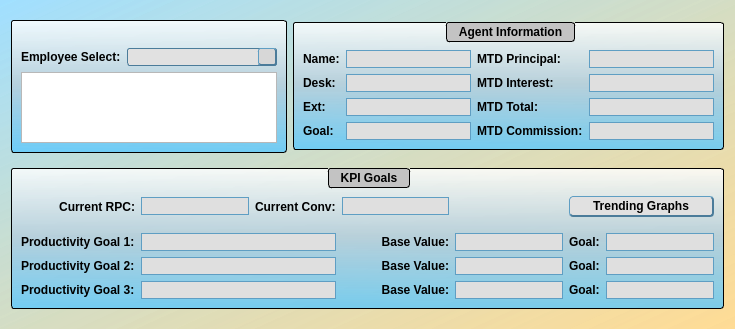
jakesb27/Manager_KPI_Tracker, file agent_details.ui: the form before one commit.
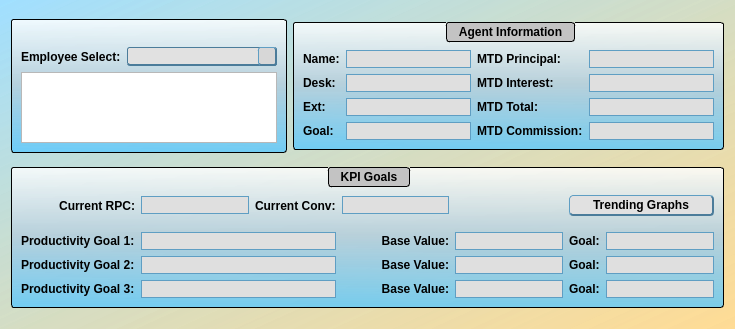
The form after the commit. Icons and pictures are not drawn.

```diff
--- a/agent_details.ui
+++ b/agent_details.ui
@@ -96,14 +96,10 @@
 	font-weight: bold;
 }
 QComboBox{
-	border: 1px solid;
-	border-color: rgb(75, 124, 154);
-	border-radius: 3px;
-	background-color: rgb(225, 225, 225);
-}
-QComboBox::pressed{
-	border: 1px solid;
-	border-color: rgb(75, 124, 154);
+	border-bottom: 2px solid rgb(75, 124, 154);
+	border-top: 1px solid rgb(75, 124, 154);
+	border-right: 1px solid rgb(75, 124, 154);
+	border-left: 1px solid rgb(75, 124, 154);
 	border-radius: 3px;
 	background-color: rgb(225, 225, 225);
 }
@@ -157,7 +153,13 @@
      </property>
      <layout class="QGridLayout" name="gridLayout_4">
       <item row="0" column="2">
-       <widget class="QComboBox" name="employeeSelect"/>
+       <widget class="QComboBox" name="employeeSelect">
+        <property name="styleSheet">
+         <string notr="true">QFrame{
+	background-color: qlineargradient(spread:pad, x1:0.5, y1:0, x2:0.5, y2:1, stop:0 rgba(255, 255, 255, 209), stop:0.485876 rgba(181, 207, 220, 239), stop:1 rgba(85, 199, 255, 196));
+}</string>
+        </property>
+       </widget>
       </item>
       <item row="0" column="1">
        <widget class="QLabel" name="label_20">
```
